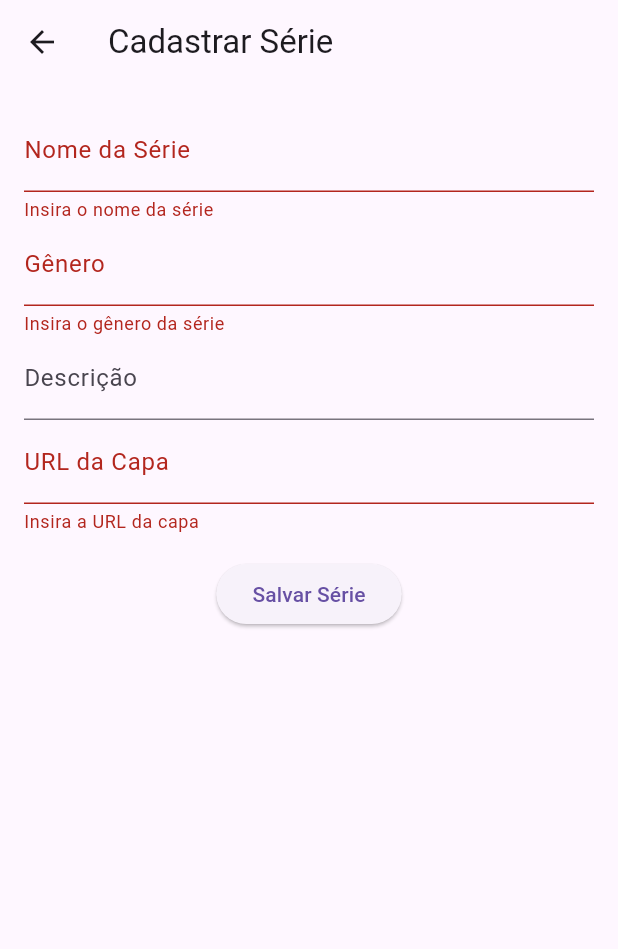
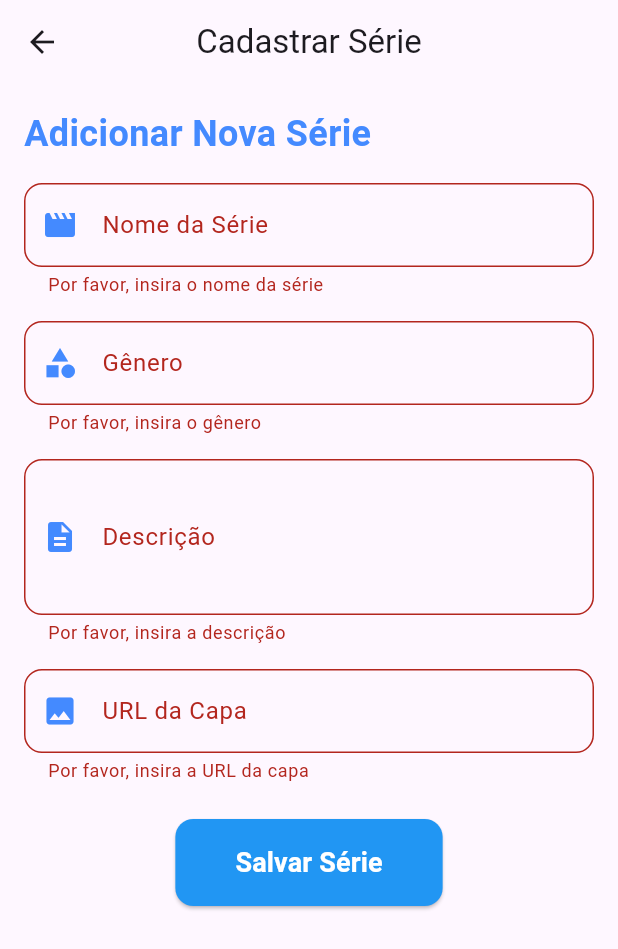
Before and after one commit to FainoTM/batalha_series, a Flutter app: the AddSeriesScreen screen opened directly, after a tap on "Salvar Série", on a phone screen of 412 x 824 dp. Shown: the top 949 px of the screen. Run offline on Flutter 3.47's test engine with Material 3 defaults, Android fonts, the phone set to English and light mode, and no system bars; our stand-ins replace cloud_firestore, firebase_core, printing; missing offline and left inert: onesignal_flutter; accounts and stored records are empty.

Commit message:
estilizando cadastro

```diff
--- a/lib/controller/serie_controller.dart
+++ b/lib/controller/serie_controller.dart
@@ -30,4 +30,6 @@ class SeriesController {
       throw Exception('Erro ao buscar séries.');
     }
   }
+
+
 }
--- a/lib/main.dart
+++ b/lib/main.dart
@@ -2,6 +2,7 @@
 import 'package:batalha_series/view/screen/home_screen.dart';
 import 'package:firebase_core/firebase_core.dart';
 import 'package:flutter/material.dart';
+import 'package:onesignal_flutter/onesignal_flutter.dart';
 
 import 'firebase_options.dart';
 
--- a/lib/view/screen/add_series_screen.dart
+++ b/lib/view/screen/add_series_screen.dart
@@ -1,8 +1,6 @@
 import 'package:flutter/material.dart';
 import '../../controller/serie_controller.dart';
 import '../../model/serie_model.dart';
-
-
 
 class AddSeriesScreen extends StatefulWidget {
   @override
@@ -29,8 +27,9 @@ class _AddSeriesScreenState extends State<AddSeriesScreen> {
         capa: _capa,
       );
       _controller.addSerie(newSerie);
-      ScaffoldMessenger.of(context)
-          .showSnackBar(SnackBar(content: Text('Série adicionada!')));
+      ScaffoldMessenger.of(context).showSnackBar(
+        SnackBar(content: Text('Série adicionada com sucesso!')),
+      );
       Navigator.pop(context);
     }
   }
@@ -38,39 +37,82 @@ class _AddSeriesScreenState extends State<AddSeriesScreen> {
   @override
   Widget build(BuildContext context) {
     return Scaffold(
-      appBar: AppBar(title: Text('Cadastrar Série')),
-      body: Padding(
+      appBar: AppBar(
+        title: Text('Cadastrar Série'),
+        centerTitle: true,
+      ),
+      body: SingleChildScrollView(
         padding: EdgeInsets.all(16.0),
         child: Form(
           key: _formKey,
           child: Column(
+            crossAxisAlignment: CrossAxisAlignment.start,
             children: [
-              TextFormField(
-                decoration: InputDecoration(labelText: 'Nome da Série'),
-                validator: (value) =>
-                value!.isEmpty ? 'Insira o nome da série' : null,
-                onSaved: (value) => _nome = value!,
-              ),
-              TextFormField(
-                decoration: InputDecoration(labelText: 'Gênero'),
-                validator: (value) =>
-                value!.isEmpty ? 'Insira o gênero da série' : null,
-                onSaved: (value) => _genero = value!,
-              ),
-              TextFormField(
-                decoration: InputDecoration(labelText: 'Descrição'),
-                onSaved: (value) => _descricao = value!,
-              ),
-              TextFormField(
-                decoration: InputDecoration(labelText: 'URL da Capa'),
-                validator: (value) =>
-                value!.isEmpty ? 'Insira a URL da capa' : null,
-                onSaved: (value) => _capa = value!,
+              Text(
+                'Adicionar Nova Série',
+                style: TextStyle(
+                  fontSize: 24,
+                  fontWeight: FontWeight.bold,
+                  color: Colors.blueAccent,
+                ),
               ),
               SizedBox(height: 16),
-              ElevatedButton(
-                onPressed: _addSerie,
-                child: Text('Salvar Série'),
+              _buildTextField(
+                label: 'Nome da Série',
+                hintText: 'Digite o nome da série',
+                icon: Icons.movie,
+                onSaved: (value) => _nome = value!,
+                validator: (value) =>
+                value!.isEmpty ? 'Por favor, insira o nome da série' : null,
+              ),
+              SizedBox(height: 16),
+              _buildTextField(
+                label: 'Gênero',
+                hintText: 'Digite o gênero da série',
+                icon: Icons.category,
+                onSaved: (value) => _genero = value!,
+                validator: (value) =>
+                value!.isEmpty ? 'Por favor, insira o gênero' : null,
+              ),
+              SizedBox(height: 16),
+              _buildTextField(
+                label: 'Descrição',
+                hintText: 'Digite uma breve descrição',
+                icon: Icons.description,
+                onSaved: (value) => _descricao = value!,
+                validator: (value) =>
+                value!.isEmpty ? 'Por favor, insira a descrição' : null,
+                maxLines: 3,
+              ),
+              SizedBox(height: 16),
+              _buildTextField(
+                label: 'URL da Capa',
+                hintText: 'Insira o link da imagem',
+                icon: Icons.image,
+                onSaved: (value) => _capa = value!,
+                validator: (value) =>
+                value!.isEmpty ? 'Por favor, insira a URL da capa' : null,
+              ),
+              SizedBox(height: 24),
+              Center(
+                child: ElevatedButton(
+                  onPressed: _addSerie,
+                  style: ElevatedButton.styleFrom(
+                    backgroundColor: Colors.blue,
+                    padding: EdgeInsets.symmetric(horizontal: 40, vertical: 16),
+                    shape: RoundedRectangleBorder(
+                      borderRadius: BorderRadius.circular(12),
+                    ),
+                  ),
+                  child: Text(
+                    'Salvar Série',
+                    style: TextStyle(
+                      fontSize: 18,
+                      fontWeight: FontWeight.bold,
+                      color: Colors.white,
+                    ),
+                  ),
+                ),
               ),
             ],
           ),
@@ -78,4 +120,31 @@ class _AddSeriesScreenState extends State<AddSeriesScreen> {
       ),
     );
   }
+
+  Widget _buildTextField({
+    required String label,
+    required String hintText,
+    required IconData icon,
+    required FormFieldSetter<String> onSaved,
+    required FormFieldValidator<String> validator,
+    int maxLines = 1,
+  }) {
+    return TextFormField(
+      maxLines: maxLines,
+      decoration: InputDecoration(
+        labelText: label,
+        hintText: hintText,
+        prefixIcon: Icon(icon, color: Colors.blueAccent),
+        border: OutlineInputBorder(
+          borderRadius: BorderRadius.circular(12),
+        ),
+        focusedBorder: OutlineInputBorder(
+          borderSide: BorderSide(color: Colors.blueAccent, width: 2),
+          borderRadius: BorderRadius.circular(12),
+        ),
+      ),
+      onSaved: onSaved,
+      validator: validator,
+    );
+  }
 }
--- a/lib/view/screen/home_screen.dart
+++ b/lib/view/screen/home_screen.dart
@@ -1,5 +1,6 @@
 import 'package:batalha_series/view/screen/ranking_screen.dart';
 import 'package:flutter/material.dart';
+import 'package:onesignal_flutter/onesignal_flutter.dart';
 import 'package:pdf/widgets.dart' as pw;
 import 'package:printing/printing.dart';
 import '../../controller/serie_controller.dart';
@@ -8,6 +9,7 @@ import 'batalha_screen.dart';
 
 class HomeScreen extends StatelessWidget {
   final _controller = SeriesController();
+
 
   @override
   Widget build(BuildContext context) {
--- a/pubspec.yaml
+++ b/pubspec.yaml
@@ -39,6 +39,7 @@ dependencies:
   cloud_firestore: ^5.5.1
   printing: ^5.13.4
   pdf: ^3.11.1
+  onesignal_flutter: ^5.2.8
 
 dev_dependencies:
   flutter_test:
```
Also changed, not shown: pubspec.lock.
